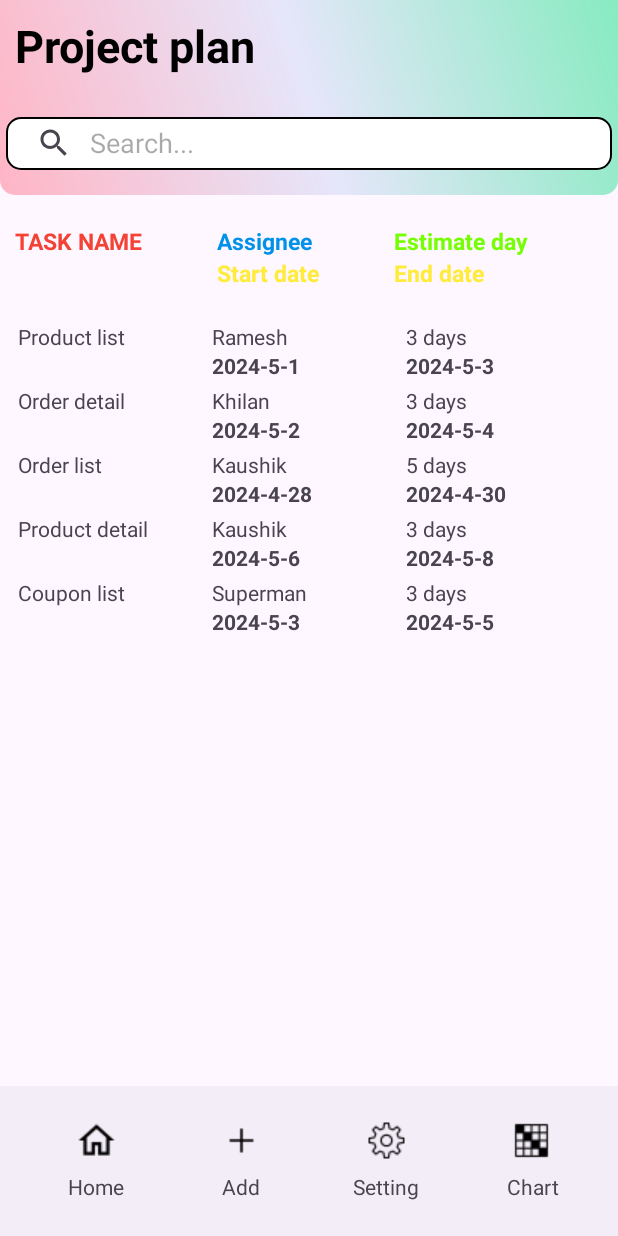
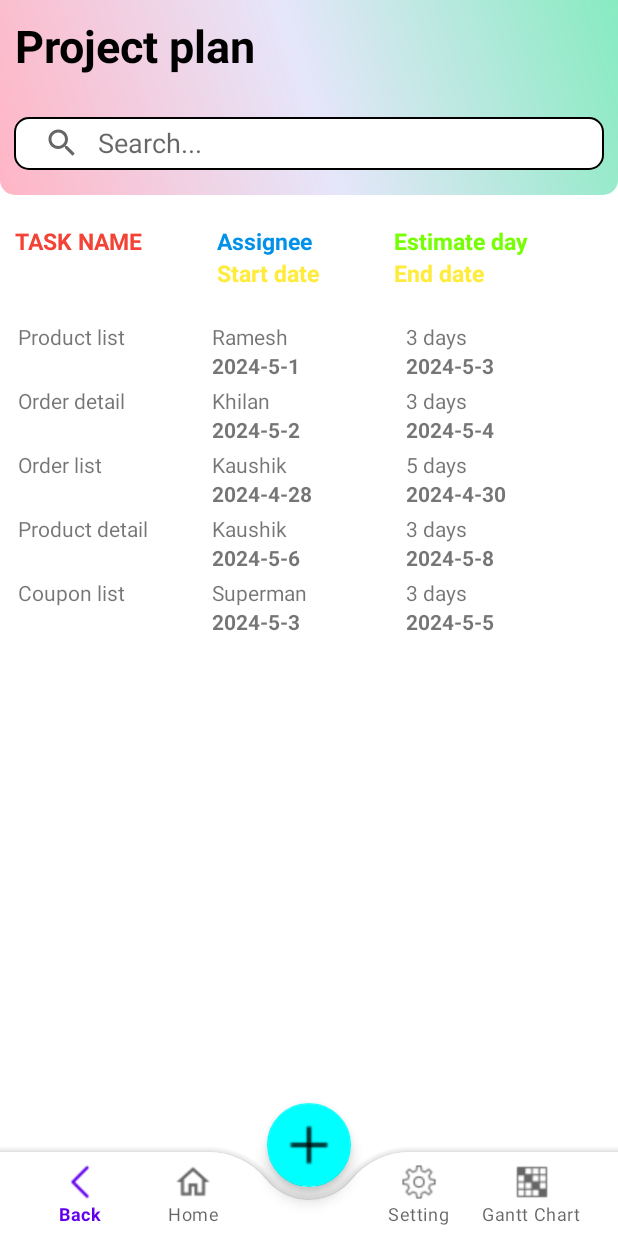
Before and after one commit to Hau09dw/Android, an Android app: the screen it shows after launch (MainActivity), on a phone screen of 412 x 824 dp. Run offline under Robolectric (Android 15) with nearby library versions, the phone set to English and light mode, and no system bars.

Commit message:
Custom bottomAppBar (done)

```diff
--- a/app/src/main/res/layout/home.xml
+++ b/app/src/main/res/layout/home.xml
@@ -6,7 +6,8 @@
     android:layout_width="match_parent"
     android:layout_height="match_parent"
     android:orientation="vertical"
-    tools:context=".UI.MainActivity">
+    tools:context=".UI.MainActivity"
+    android:background="@color/white">
 
     <ScrollView
         android:layout_width="match_parent"
@@ -52,7 +53,7 @@
                     android:id="@+id/action_search"
                     android:layout_width="0dp"
                     android:layout_height="35dp"
-                    android:layout_margin="4dp"
+                    android:layout_margin="9dp"
                     android:background="@drawable/ic_custom_search"
                     app:layout_constraintBottom_toBottomOf="@+id/id_home_title"
                     app:layout_constraintEnd_toEndOf="parent"
@@ -143,132 +144,52 @@
             <androidx.recyclerview.widget.RecyclerView
                 android:id="@+id/id_recyclerview"
                 android:layout_width="match_parent"
-                android:layout_height="540dp"
+                android:layout_height="668dp"
                 android:layout_margin="10dp"
                 app:layout_constraintEnd_toEndOf="parent"
                 app:layout_constraintStart_toStartOf="parent" />
+
+
         </LinearLayout>
     </ScrollView>
-
     <androidx.coordinatorlayout.widget.CoordinatorLayout
         android:layout_width="match_parent"
-        android:layout_height="100dp"
-        app:layout_constraintBottom_toBottomOf="parent"
-        app:layout_constraintEnd_toEndOf="parent"
-        app:layout_constraintStart_toStartOf="parent">
+        android:layout_height="match_parent"
+       >
 
         <com.google.android.material.bottomappbar.BottomAppBar
-            android:id="@+id/id_bottomappbar"
+            android:id="@+id/bottomAppBar"
             android:layout_width="match_parent"
-            android:layout_height="100dp"
-            android:layout_gravity="bottom">
+            android:layout_height="wrap_content"
+            android:layout_gravity="bottom"
+            android:background="@color/white"
+            app:fabCradleMargin="9dp"
+            app:fabCradleRoundedCornerRadius="50dp"
+            app:fabCradleVerticalOffset="5dp"
+            >
 
-            <LinearLayout
+            <com.google.android.material.bottomnavigation.BottomNavigationView
+                android:id="@+id/bottomNavigationView"
                 android:layout_width="match_parent"
-                android:layout_height="match_parent"
-                android:orientation="horizontal">
+                android:layout_height="wrap_content"
+                android:layout_marginEnd="20dp"
+                android:background="@android:color/transparent"
+                app:labelVisibilityMode="labeled"
+                app:menu="@menu/bottom_menu"
+                app:elevation="0dp"
+                />
+        </com.google.android.material.bottomappbar.BottomAppBar>
 
+        <com.google.android.material.floatingactionbutton.FloatingActionButton
+            android:layout_width="wrap_content"
+            android:layout_height="wrap_content"
+            android:src="@drawable/floatadd"
+            app:layout_anchor="@id/bottomAppBar"
+            app:maxImageSize="40dp"
+            android:id="@+id/fab"
+            app:tint="@color/black"
+            app:backgroundTint="@color/cyan"/>
 
+    </androidx.coordinatorlayout.widget.CoordinatorLayout>
 
-                <LinearLayout
-                    android:layout_width="0dp"
-                    android:layout_height="match_parent"
-                    android:layout_gravity="center"
-                    android:layout_weight="0.2"
-                    android:gravity="center"
-                    android:orientation="vertical">
-
-                    <ImageView
-                        android:id="@+id/id_view_home"
-                        android:layout_width="26dp"
-                        android:layout_height="26dp"
-                        android:layout_gravity="center"
-                        app:srcCompat="@drawable/home" />
-
-                    <TextView
-                        android:id="@+id/id_text_home"
-                        android:layout_width="match_parent"
-                        android:layout_height="wrap_content"
-                        android:layout_marginTop="8dp"
-                        android:text="@string/home"
-                        android:textAlignment="center" />
-                </LinearLayout>
-
-
-                <LinearLayout
-                    android:layout_width="0dp"
-                    android:layout_height="match_parent"
-                    android:layout_gravity="center"
-                    android:layout_weight="0.2"
-                    android:gravity="center"
-                    android:orientation="vertical">
-
-                    <ImageView
-                        android:id="@+id/id_image_add"
-                        android:layout_width="26dp"
-                        android:layout_height="26dp"
-                        android:layout_gravity="center"
-                        app:srcCompat="@drawable/floatadd" />
-
-                    <TextView
-                        android:id="@+id/id_text_add"
-                        android:layout_width="match_parent"
-                        android:layout_height="wrap_content"
-                        android:layout_marginTop="8dp"
-                        android:text="@string/add"
-                        android:textAlignment="center" />
-                </LinearLayout>
-
-                <LinearLayout
-                    android:id="@+id/setting_part"
-                    android:layout_width="0dp"
-                    android:layout_height="match_parent"
-                    android:layout_gravity="center"
-                    android:layout_weight="0.2"
-                    android:gravity="center"
-                    android:orientation="vertical"
-                    android:clickable="true">
-
-                    <ImageView
-                        android:id="@+id/id_image_setting"
-                        android:layout_width="26dp"
-                        android:layout_height="26dp"
-                        android:layout_gravity="center"
-                        app:srcCompat="@drawable/setting" />
-
-                    <TextView
-                        android:id="@+id/id_text_setting"
-                        android:layout_width="match_parent"
-                        android:layout_height="wrap_content"
-                        android:layout_marginTop="8dp"
-                        android:text="@string/setting"
-                        android:textAlignment="center" />
-                </LinearLayout>
-
-                <LinearLayout
-                    android:layout_width="0dp"
-                    android:layout_height="match_parent"
-                    android:layout_gravity="center"
-                    android:layout_weight="0.2"
-                    android:gravity="center"
-                    android:orientation="vertical">
-
-                    <ImageView
-                        android:id="@+id/id_image_ganttchart"
-                        android:layout_width="26dp"
-                        android:layout_height="26dp"
-                        android:layout_gravity="center"
-                        app:srcCompat="@drawable/ganttchart" />
-
-                    <TextView
-                        android:id="@+id/id_text_ganttchart"
-                        android:layout_width="match_parent"
-                        android:layout_height="wrap_content"
-                        android:layout_marginTop="8dp"
-                        android:text="@string/chart"
-                        android:textAlignment="center" />
-                </LinearLayout>
-            </LinearLayout>
-        </com.google.android.material.bottomappbar.BottomAppBar>
-    </androidx.coordinatorlayout.widget.CoordinatorLayout>
 </androidx.constraintlayout.widget.ConstraintLayout>
--- /dev/null
+++ b/app/src/main/res/menu/bottom_menu.xml
@@ -0,0 +1,29 @@
+<?xml version="1.0" encoding="utf-8"?>
+<menu xmlns:android="http://schemas.android.com/apk/res/android"
+    xmlns:app="http://schemas.android.com/apk/res-auto">
+    <item
+        android:id="@+id/bottom_back_id"
+        android:title="Back"
+
+        android:icon="@drawable/back"/>
+
+    <item
+        android:id="@+id/bottom_home_id"
+        android:title="Home"
+        android:icon="@drawable/home"
+        />
+
+    <item
+        android:title=""
+       />
+
+    <item
+        android:id="@+id/bottom_setting_id"
+        android:title="Setting"
+        android:icon="@drawable/setting" />
+    <item
+        android:id="@+id/bottom_ganttchart_id"
+        android:title="Gantt Chart"
+        android:icon="@drawable/ganttchart" />
+
+</menu>
--- a/app/src/main/res/values/themes.xml
+++ b/app/src/main/res/values/themes.xml
@@ -1,9 +1,9 @@
 <resources xmlns:tools="http://schemas.android.com/tools">
     <!-- Base application theme. -->
-    <style name="Base.Theme.Project_management_G1" parent="Theme.Material3.DayNight.NoActionBar">
+    <style name="Base.Theme.Project_management_G1" parent="Theme.MaterialComponents.DayNight.NoActionBar">
         <!-- Customize your light theme here. -->
         <!-- <item name="colorPrimary">@color/my_light_primary</item> -->
     </style>
+    <style name="Theme.Project_management_G1" parent="Base.Theme.Project_management_G1" />
 
-    <style name="Theme.Project_management_G1" parent="Base.Theme.Project_management_G1" />
 </resources>
```
